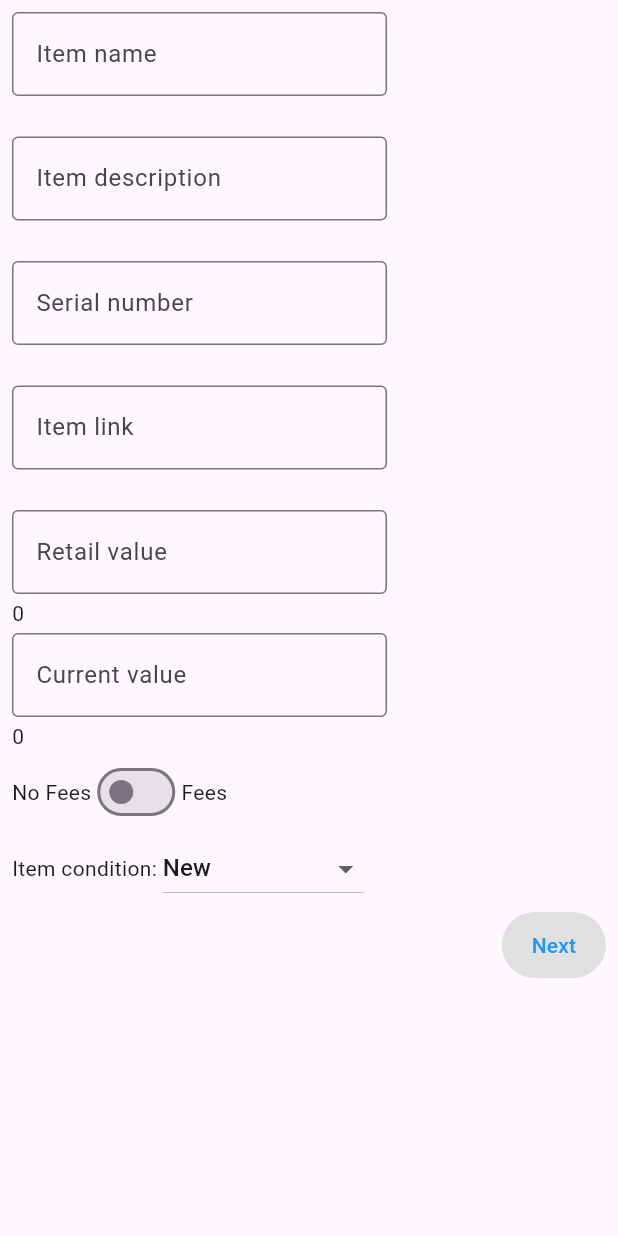
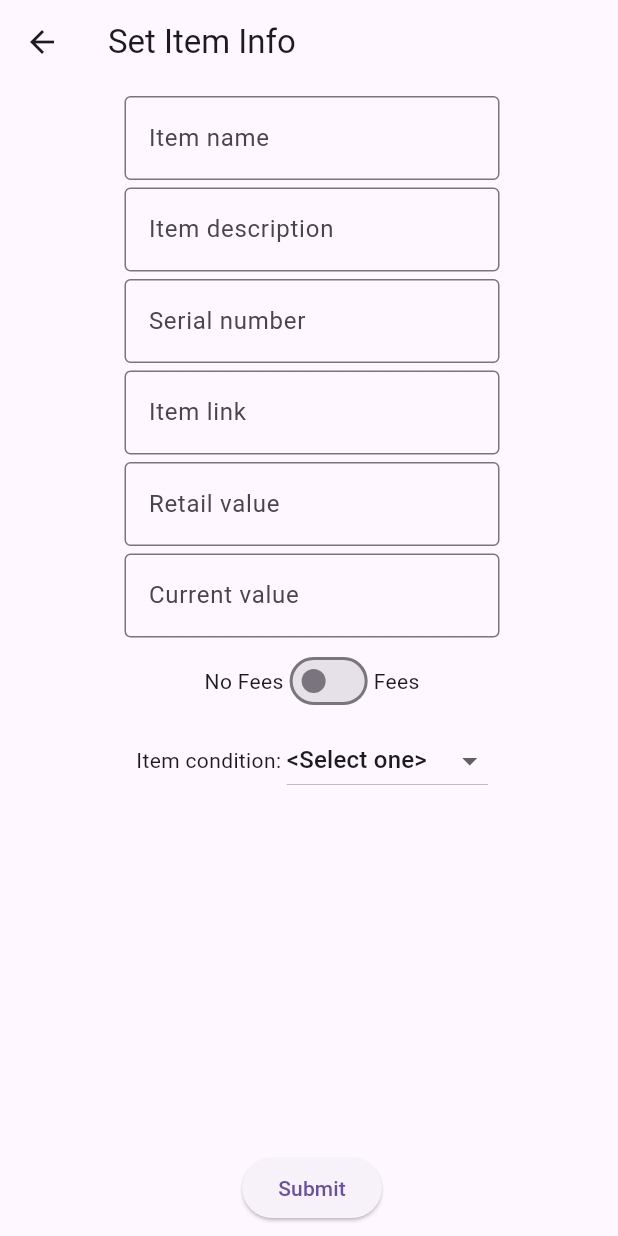
Before and after one commit to ZacSchepis/BorrowMii, a Flutter app: the CreateItemFlow screen opened directly, after a tap on "Next", on a phone screen of 412 x 824 dp. Run offline on Flutter 3.47's test engine with Material 3 defaults, Android fonts, the phone set to English and light mode, and no system bars; our stand-ins replace cloud_firestore, firebase_core, image_picker; accounts and stored records are empty.

Commit message:
[create-item]: UI

```diff
--- /dev/null
+++ b/lib/core/validators/item_input_validator.dart
@@ -0,0 +1,34 @@
+
+import 'package:team_d_project/core/validators/validator.dart';
+
+class ItemInputValidator extends Validator {
+  // Validator v = Validator();
+  const ItemInputValidator();
+   String? name(String? val) {
+    return Validator.stringProp(val, "Name required");
+  }
+   String? itemName(String? val) {
+    return Validator.stringProp(val, "Item name required");
+
+  }
+   String? itemDesc(String? val) {
+    return Validator.stringProp(val, "Item description required");
+
+  }
+   String? itemImg(String? val) {
+    return Validator.stringProp(val, "Item image required");
+  }
+
+   String? itemLink(String? val) {
+    return Validator.linkProp(val, "URL must be valid");
+  }
+
+   String? itemCondition(String? val) {
+    return Validator.stringProp(val, "Item condition required");
+  }
+  String? numericValue(String? val) {
+
+  }
+  // static String?
+
+}
--- a/lib/data/models/item_model.dart
+++ b/lib/data/models/item_model.dart
@@ -12,7 +12,12 @@ class ItemModel {
   String _itemCondition = "";
   int _itemRetail = 0;
   int _itemValue = 0;
-
+  bool _dailyFeeEnabled = false;
+  bool _flatFeeEnabled = false;
+  int _lateFeeDays = 0;
+  int _flatFeeMonths = 0;
+  int _lateFeeCost = 0;
+  int _flatFeeCost = 0;
   ItemModel(
     String owner,
     String status,
@@ -46,6 +51,19 @@ class ItemModel {
   int get itemRetail => _itemRetail;
   int get itemValue => _itemValue;
 
+  int get lateFeeDays => _lateFeeDays;
+  int get flatFeeMonths => _flatFeeMonths;
+  bool get dailyFeeEnabled => _dailyFeeEnabled;
+  bool get flatFeeEnabled => _flatFeeEnabled;
+  int get lateFeeCost => _lateFeeCost;
+  int get flatFeeCost => _flatFeeCost;
+
+  set lateFeeDays(int v) { _lateFeeDays = v;}
+  set flatFeeMonths(int v) { _flatFeeMonths = v; }
+  set dailyFeeEnabled(bool v) { _dailyFeeEnabled = v; }
+  set flatFeeEnabled(bool v) { _flatFeeEnabled = v; }
+  set flatFeeCost(int v) { _flatFeeCost = v; }
+  set lateFeeCost(int v) { _lateFeeCost = v; }
   set owner(String value) { _owner = value.isEmpty ? _owner : value; }
   set status(String value) { _status = value.isEmpty ? _status : value; }
   set itemName(String value) { _itemName = value.isEmpty ? _itemName : value; }
--- a/lib/features/items/create_item/create_item_flow.dart
+++ b/lib/features/items/create_item/create_item_flow.dart
@@ -1,9 +1,11 @@
 import 'package:flutter/material.dart';
+import 'package:image_picker/image_picker.dart';
 import 'package:team_d_project/data/models/item_model.dart';
 import 'package:team_d_project/features/items/create_item/step1_image_upload.dart';
 import 'package:team_d_project/features/items/create_item/step2_item_details.dart';
+import 'package:team_d_project/features/items/create_item/step3_fees.dart';
 
-class CreateItemFlow  extends StatefulWidget{
+class CreateItemFlow extends StatefulWidget {
   const CreateItemFlow({super.key});
 
   @override
@@ -14,10 +16,10 @@ class _CreateItemFlowState extends State<CreateItemFlow> {
   int _currentStep = 0;
   bool feesEnabled = false;
   ItemModel newItem = ItemModel.empty();
-  FileImage? image;
-
+  XFile? image;
+  String screenTitle = "";
   void nextStep() {
-    if(_currentStep == 1 && !feesEnabled) {
+    if (_currentStep == 1 && !feesEnabled) {
       setState(() {
         _currentStep = 3;
       });
@@ -25,30 +27,77 @@ class _CreateItemFlowState extends State<CreateItemFlow> {
       setState(() => _currentStep++);
     }
   }
+
   void setItemCondition(String? value) {
     setState(() => newItem.itemCondition = value!);
   }
+
   void previousStep() {
     setState(() => _currentStep = (_currentStep - 1).clamp(0, 3));
   }
-  void setEnableFees(bool value){
+
+  void setEnableFees(bool value) {
     setState(() => feesEnabled = value);
   }
-  void setImage(){}
+
+  void setImage(XFile? img) {
+    if(img != null) {
+      setState(() {
+        image = img;
+      });
+    }
+  }
+  Future<void> _pickImage() async {
+    final ImagePicker picker = ImagePicker();
+    final XFile? pickedFile = await picker.pickImage(source: ImageSource.gallery);
+    setImage(pickedFile);
+  }
   @override
   Widget build(BuildContext ctx) {
     Widget currentScreen;
     switch (_currentStep) {
       case 0:
-        currentScreen = Step1ImageUpload(item: newItem, onNext: nextStep, onSelectImage: setImage, selectedImage: image);
+        currentScreen = Step1ImageUpload(
+            item: newItem,
+            onNext: nextStep,
+            onSelectImage: setImage,
+            pickImage: _pickImage,
+            selectedImage: image);
+        screenTitle = "Upload Item Image";
         break;
       case 1:
-        currentScreen = Step2ItemDetails(onNext: nextStep, onChanged: setEnableFees, onConditionSet: setItemCondition, item: newItem);
+        currentScreen = Step2ItemDetails(
+            onNext: nextStep,
+            onChanged: setEnableFees,
+            onConditionSet: setItemCondition,
+            item: newItem,
+            fees: feesEnabled);
+        screenTitle = "Set Item Info";
         break;
+      case 2:
+        screenTitle = "Set Item Fees";
+        currentScreen = Step3Fees(item: newItem);
+        break;
+
       default:
         currentScreen = Text("Idk");
+        break;
     }
 
-    return currentScreen;
+    return Scaffold(
+        appBar: AppBar(
+          title: Text(screenTitle),
+          leading: BackButton(onPressed: previousStep),
+        ),
+        body: Padding(
+
+          padding: const EdgeInsets.fromLTRB(12.0, 8.0, 8.0, 8.0),
+          child: Align(
+            alignment: Alignment.topLeft,
+            child: currentScreen,
+          )
+        )
+        // alignment: Alignment.centerLeft,
+        );
   }
 }
--- a/lib/features/items/create_item/step1_image_upload.dart
+++ b/lib/features/items/create_item/step1_image_upload.dart
@@ -1,25 +1,26 @@
-
+import 'package:flutter/foundation.dart';
 import 'package:flutter/material.dart';
+import 'package:image_picker/image_picker.dart';
 import 'package:team_d_project/data/models/item_model.dart';
 import 'package:team_d_project/widgets/button.dart';
 
-class Step1ImageUpload extends StatefulWidget{
+class Step1ImageUpload extends StatefulWidget {
   ItemModel item;
   final VoidCallback onNext;
-  final FileImage? selectedImage;
-  final VoidCallback onSelectImage;
-  Step1ImageUpload({
-    super.key,
-    required this.item,
-    required this.onNext,
-    required this.onSelectImage,
-    required this.selectedImage
-  });
+  final XFile? selectedImage;
+  final ValueChanged<XFile?> onSelectImage;
+  final AsyncCallback pickImage;
+  Step1ImageUpload(
+      {super.key,
+      required this.item,
+      required this.onNext,
+      required this.onSelectImage,
+      required this.selectedImage,
+      required this.pickImage});
 
   @override
-  _Step1ImageUploadWidgetState createState() => _Step1ImageUploadWidgetState(onNext: onNext);
-
-
+  _Step1ImageUploadWidgetState createState() =>
+      _Step1ImageUploadWidgetState(onNext: onNext);
 }
 
 class _Step1ImageUploadWidgetState extends State<Step1ImageUpload> {
@@ -27,23 +28,35 @@ class _Step1ImageUploadWidgetState extends State<Step1ImageUpload> {
   final VoidCallback onNext;
   // final FileImage? selectedImage;
   // final VoidCallback onSelectImage;
+
   _Step1ImageUploadWidgetState({
     required this.onNext,
   });
-
   @override
   Widget build(BuildContext ctx) {
+    return Column(
+      children: [
+        Column(
+          children: [
+            widget.selectedImage == null
+                ? Container(
+                  width: 250,
+                  height: 250,
+                  child: const Text("No image selected"),
+                )
+                : Image.network(widget.selectedImage!.path, width: 250, height: 250,),
+            ElevatedButton(
+                  onPressed: widget.pickImage, child: const Text("Select image")),
 
-    return Column(
+                ],
+        ),
+        Spacer(),
+        Align(
+          child: ElevatedButton(onPressed: onNext, child: Text("Next")),
+          alignment: Alignment.bottomRight,
 
-      children: [
-        Container(color: Colors.grey.shade100, width: 100, height: 100,),
-        Align(
-          child: Button(text: "Next", onPressed: onNext),
-          alignment: Alignment.bottomRight,
         )
       ],
-
     );
   }
 }
--- a/lib/features/items/create_item/step2_item_details.dart
+++ b/lib/features/items/create_item/step2_item_details.dart
@@ -1,29 +1,34 @@
 import 'package:flutter/material.dart';
+import 'package:team_d_project/core/validators/item_input_validator.dart';
 import 'package:team_d_project/data/models/item_model.dart';
 import 'package:team_d_project/widgets/button.dart';
 import 'package:team_d_project/widgets/form_control.dart';
-
 
 class Step2ItemDetails extends StatefulWidget {
   final VoidCallback onNext;
   ItemModel item;
   final ValueChanged<bool> onChanged;
   final ValueChanged<String?> onConditionSet;
+  final bool fees;
   Step2ItemDetails(
       {super.key,
       required this.onNext,
       required this.item,
       required this.onChanged,
-      required this.onConditionSet});
+      required this.onConditionSet,
+      required this.fees});
 
   @override
   State<Step2ItemDetails> createState() => _Step2ItemDetailsWidgetState();
 }
 
 class _Step2ItemDetailsWidgetState extends State<Step2ItemDetails> {
+  final _formKey = GlobalKey<FormState>();
+  final ItemInputValidator _validator = ItemInputValidator();
 
   List<DropdownMenuItem<String>> get dropdownItems {
     List<DropdownMenuItem<String>> menuItems = [
+      DropdownMenuItem(child: Text("<Select one>"), value: ""),
       DropdownMenuItem(child: Text("New"), value: "new"),
       DropdownMenuItem(child: Text("Used"), value: "used"),
       DropdownMenuItem(child: Text("Used - like new"), value: "like-new"),
@@ -32,69 +37,84 @@ class _Step2ItemDetailsWidgetState extends State<Step2ItemDetails> {
     return menuItems;
   }
 
+  ItemInputValidator _validate = ItemInputValidator();
   @override
   Widget build(BuildContext context) {
-    // TODO: implement build
-    // throw UnimplementedError();
-    return Scaffold(
+    return Material(
+        child: Form(
+      key: _formKey,
+
       // appBar: Text("Set Item Info"),
-      body: Padding(
-        padding: const EdgeInsets.all(8.0),
+
       child: Column(
-          spacing: 3,
-          crossAxisAlignment: CrossAxisAlignment.start,
+        spacing: 5,
         children: [
           FormControl(
             label: "Item name",
             onChanged: (value) => widget.item.itemName = value!,
+            validator: _validator.itemName,
           ),
-            Text(widget.item.itemName),
+          // Text(widget.item.itemName),
           FormControl(
               label: "Item description",
-                onChanged: (value) => widget.item.itemDesc = value!),
-            Text(widget.item.itemDesc),
+              onChanged: (value) => widget.item.itemDesc = value!,
+              validator: _validator.itemDesc),
+          // Text(widget.item.itemDesc),
           FormControl(
               label: "Serial number",
+              validator: (String? val) => null,
               onChanged: (value) => widget.item.itemSerial = value!),
-            Text(widget.item.itemSerial),
-
+          // Text(widget.item.itemSerial),
           FormControl(
-                label: "Item link", onChanged: (value) => widget.item.itemLink = value!),
-            Text(widget.item.itemLink),
+            label: "Item link",
+            onChanged: (value) => widget.item.itemLink = value!,
+            validator: _validator.itemLink,
+          ),
+          // Text(widget.item.itemLink),
           FormControl(
             label: "Retail value",
             onChanged: (value) =>
-                    widget.item.itemRetail = int.tryParse(value!) ?? 0),
-            Text(widget.item.itemRetail.toString()),
+                widget.item.itemValue = int.tryParse(value!) ?? 0,
+            validator: (v) => null,
+          ),
+          // Text(widget.item.itemRetail.toString()),
           FormControl(
             label: "Current value",
-                onChanged: (value) => widget.item.itemValue = int.tryParse(value!) ?? 0),
-            Text(widget.item.itemValue.toString()),
-
+            onChanged: (value) =>
+                widget.item.itemValue = int.tryParse(value!) ?? 0,
+            validator: (v) => null,
+          ),
+          // Text(widget.item.itemValue.toString()),
           Row(
+            mainAxisSize: MainAxisSize.min,
             children: [
               const Text("No Fees"),
-                Switch(value: false, onChanged: widget.onChanged),
+              Switch(value: widget.fees, onChanged: widget.onChanged),
               const Text("Fees")
             ],
           ),
           Row(
+                      mainAxisSize: MainAxisSize.min,
+
             children: [
               Text("Item condition: "),
               DropdownButton(
                 items: dropdownItems,
-                  value: dropdownItems[0].value,
+                value: widget.item.itemCondition,
                 onChanged: widget.onConditionSet,
               ),
             ],
           ),
+          Spacer(),
           Align(
-              child: Button(text: "Next", onPressed: widget.onNext),
-              alignment: Alignment.bottomRight,
-            ),
+            child: ElevatedButton(
+              onPressed: () => {
+                    if (_formKey.currentState!.validate()) {widget.onNext()}
+                  },
+              child: const Text("Submit")),
+          )
         ],
       ),
-      ),
-    );
+    ));
   }
 }
--- a/lib/features/items/create_item/step3_fees.dart
+++ b/lib/features/items/create_item/step3_fees.dart
@@ -1,13 +1,13 @@
 import 'package:flutter/material.dart';
 import 'package:team_d_project/data/models/item_model.dart';
+import 'package:team_d_project/features/items/widgets/create_item/daily_late_fee_form_section.dart';
+import 'package:team_d_project/features/items/widgets/create_item/flat_fee_form_section.dart';
+import 'package:team_d_project/widgets/form_control.dart';
 
 class Step3Fees extends StatefulWidget {
   final ItemModel item;
 
-  const Step3Fees({
-    super.key,
-    required this.item
-  });
+  const Step3Fees({super.key, required this.item});
 
   @override
   _Step3FeesWidgetState createState() => _Step3FeesWidgetState();
@@ -16,7 +16,24 @@ class Step3Fees extends StatefulWidget {
 class _Step3FeesWidgetState extends State<Step3Fees> {
   @override
   Widget build(BuildContext ctx) {
-
-    return Column();
+    return Material(
+      child: Form(
+            child: Column(
+          children: [
+            DailyLateFeeFormSection(
+              enabled: widget.item.dailyFeeEnabled,
+              daysThreshold: widget.item.lateFeeDays,
+              onToggle: (v) => setState(() => widget.item.dailyFeeEnabled = v),
+              onDayFeeChanged: (v) =>
+                  setState(() => widget.item.lateFeeCost = v),
+              onDaysChanged: (v) => setState(() => widget.item.lateFeeDays = v),
+            ),
+            FlatFeeFormSection(
+                enabled: widget.item.flatFeeEnabled,
+                monthsThreshold: widget.item.flatFeeMonths,
+                onToggle: (v) => setState(() => widget.item.flatFeeEnabled = v))
+          ],
+        )),
+    );
   }
 }
--- a/lib/widgets/form_control.dart
+++ b/lib/widgets/form_control.dart
@@ -1,19 +1,22 @@
 import 'package:flutter/material.dart';
+import 'package:team_d_project/core/validators/item_input_validator.dart';
 
 class FormControl extends StatefulWidget {
   final String label;
+  final FormFieldValidator<String>? validator;
   final ValueChanged<String?> onChanged;
-  const FormControl({super.key, required this.label, required this.onChanged});
+  const FormControl(
+      {super.key,
+      required this.label,
+      required this.onChanged,
+      required this.validator});
 
   @override
-  _FormControlState createState() =>
-      _FormControlState(onChanged: onChanged, label: label);
+  _FormControlState createState() => _FormControlState();
 }
 
 class _FormControlState extends State<FormControl> {
-  final ValueChanged<String?> onChanged;
-  final String label;
-  _FormControlState({required this.onChanged, required this.label});
+  _FormControlState();
 
   @override
   Widget build(BuildContext ctx) {
@@ -23,12 +26,12 @@ class _FormControlState extends State<FormControl> {
         // Text(label, textAlign: TextAlign.left),
         SizedBox(
           width: 250,
-          child: TextField(
-            textInputAction:  TextInputAction.go,
+          child: TextFormField(
+            textInputAction: TextInputAction.go,
             decoration: InputDecoration(
-                border: OutlineInputBorder(), labelText: "$label"),
-            onSubmitted: onChanged,
-
+                border: OutlineInputBorder(), hintText: "${widget.label}"),
+            validator: widget.validator,
+            onChanged: widget.onChanged,
           ),
         )
       ],
--- a/pubspec.yaml
+++ b/pubspec.yaml
@@ -24,6 +24,7 @@ dependencies:
   provider: ^6.0.5
   fake_cloud_firestore: ^2.4.1+1
   image_picker: ^1.2.0
+  nfc_manager: ^4.0.2
 
 
 dev_dependencies:
```
Also changed, not shown: lib/core/validators/validator.dart (added, +25 -0 lines), lib/data/repositories/item_repository.dart (+8 -0 lines), lib/features/items/widgets/create_item/daily_late_fee_form_section.dart (added, +69 -0 lines), lib/features/items/widgets/create_item/flat_fee_form_section.dart (added, +57 -0 lines), lib/widgets/nfc.dart (added, +11 -0 lines), pubspec.lock, 5 other files. Lines whose indentation alone changed are shown as unchanged.
